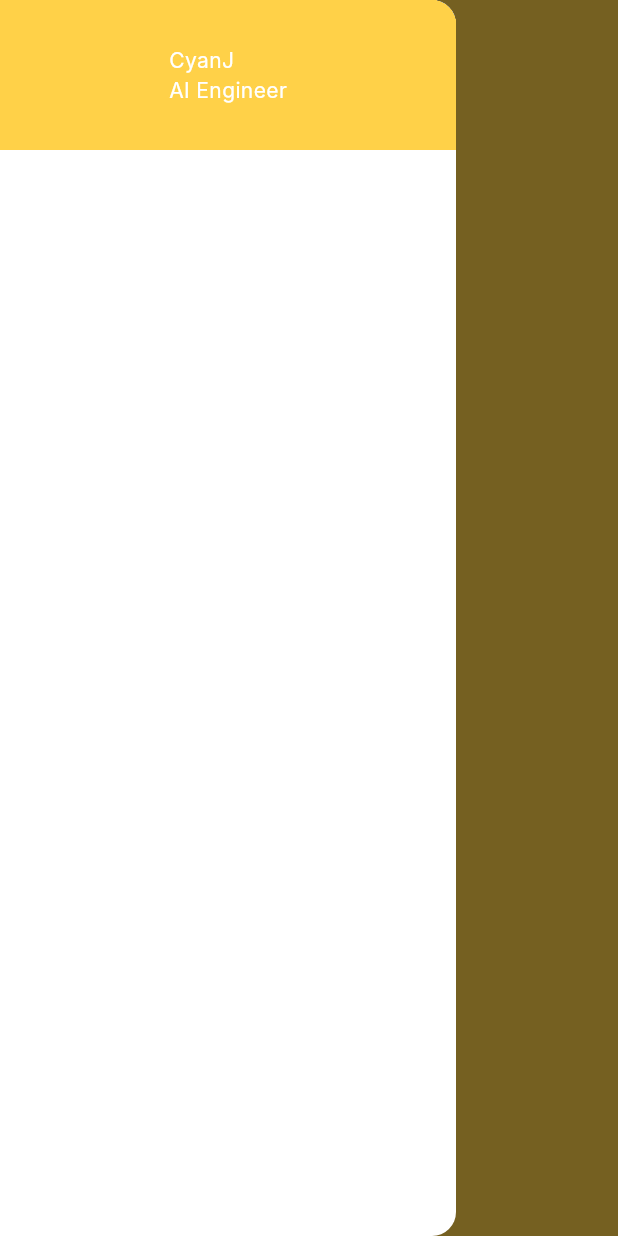
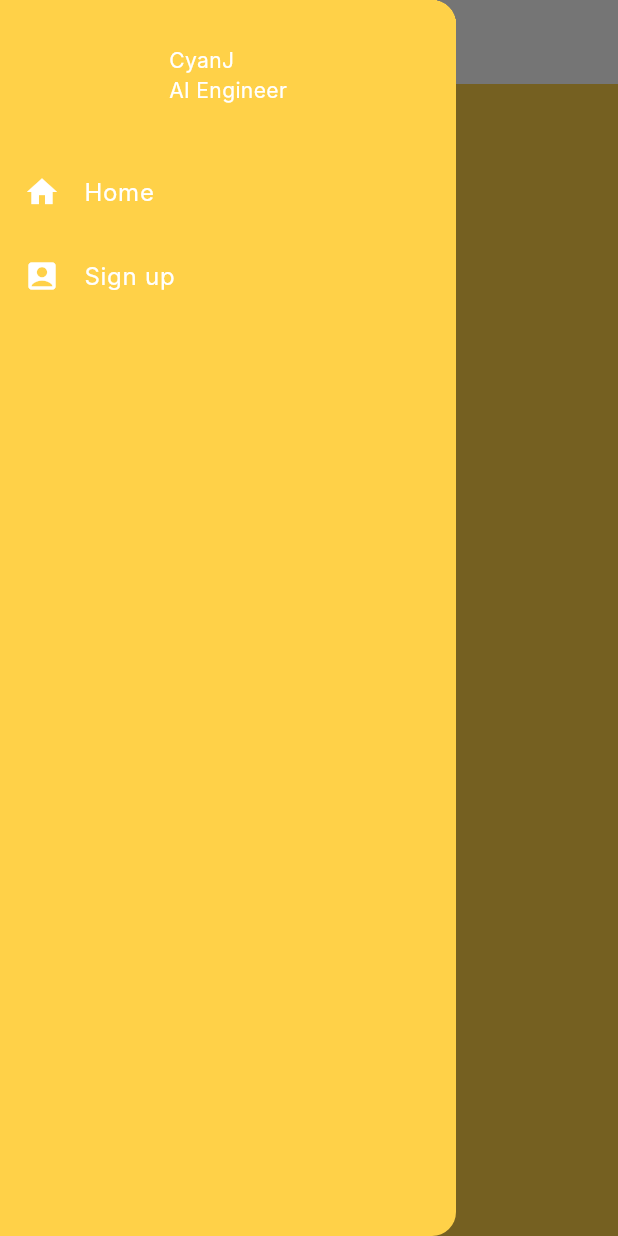
Before and after one commit to sean-xiao-zhao7/nectar_app, a Flutter app: the screen it shows after launch, with the side drawer open, on a phone screen of 412 x 824 dp. Run offline on Flutter 3.47's test engine with Material 3 defaults, Android fonts, the phone set to English and light mode, and no system bars; Roboto replaces fonts that are missing (Inter, Lora).

Commit message:
Fix appBarTheme iconTheme

```diff
--- a/lib/main.dart
+++ b/lib/main.dart
@@ -32,6 +32,8 @@ class NectarApp extends StatelessWidget {
               surface: nectarLightYellow,
               onSurface: nectarWhite),
           appBarTheme: const AppBarTheme(
+            iconTheme: IconThemeData(color: nectarDarkYellow),
+            backgroundColor: nectarWhite,
             titleTextStyle: TextStyle(
                 fontFamily: 'Lora',
                 fontSize: 22,
@@ -43,9 +45,7 @@ class NectarApp extends StatelessWidget {
             headlineMedium: TextStyle(fontFamily: 'Lora'),
             headlineSmall: TextStyle(fontFamily: 'Lora'),
           ),
-          drawerTheme: DrawerThemeData(
-            backgroundColor: nectarWhite,
-          )),
+          drawerTheme: DrawerThemeData()),
       home: const HomeScreen(),
     );
   }
```
